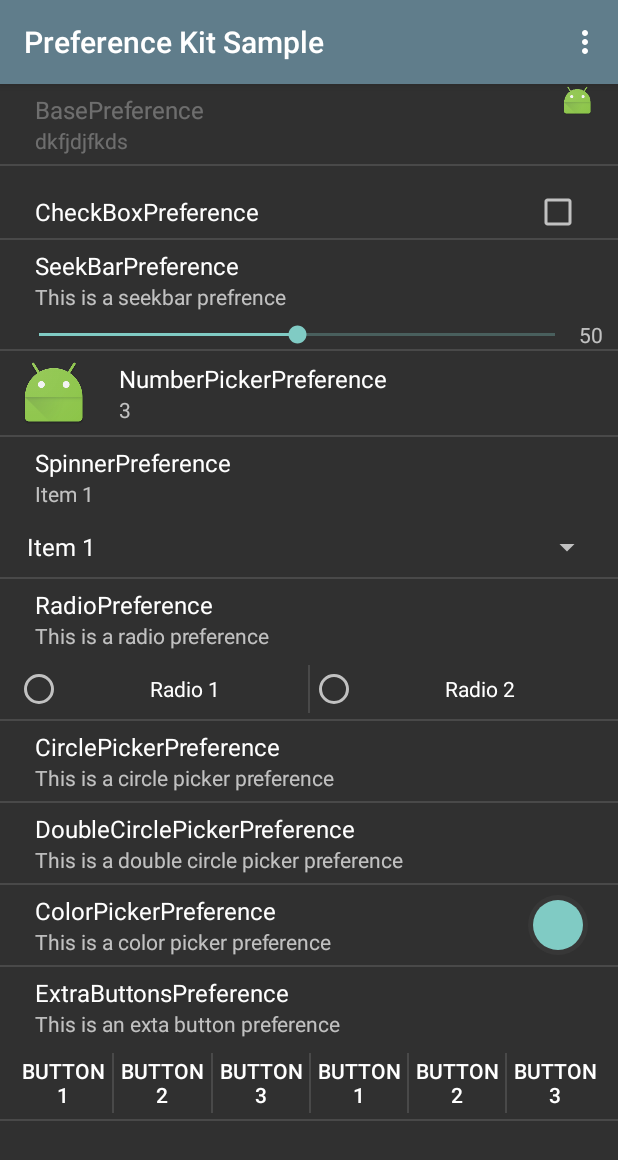
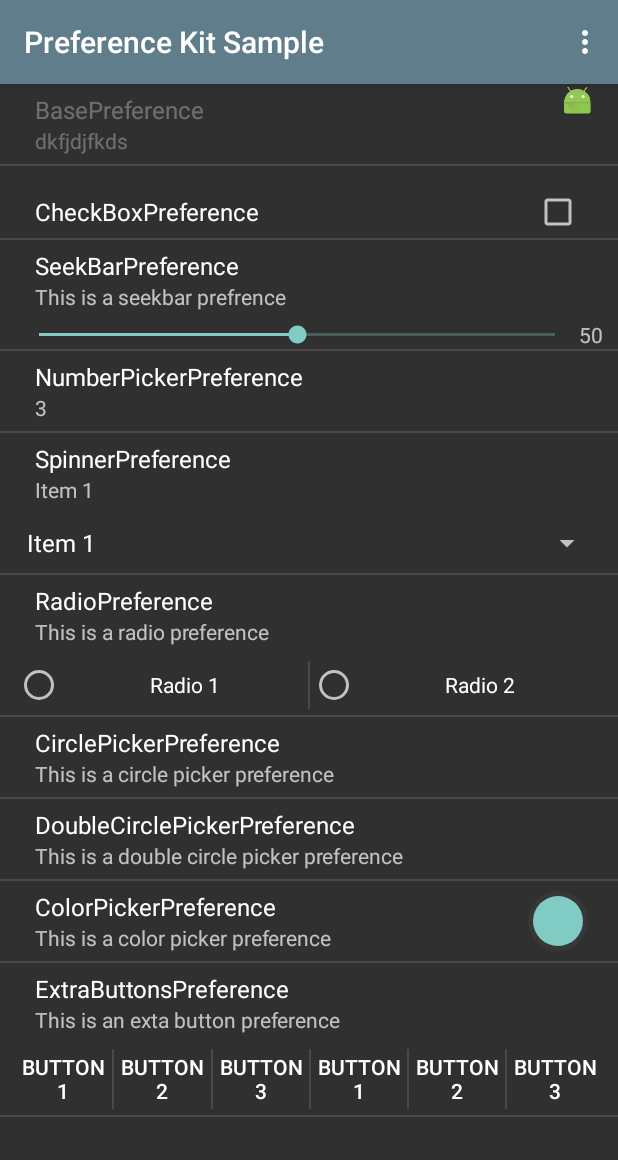
Before and after one commit to MajeurAndroid/PreferenceKit, an Android app: the screen it shows after launch (SettingsActivity), on a phone screen of 412 x 824 dp. Shown: the top 1160 px of the screen. Run offline under Robolectric (Android 15) with nearby library versions, the phone set to English and light mode, and no system bars; libraries missing offline, so code that uses them is left out: com.larswerkman.holocolorpicker.

Commit message:
Update README

```diff
--- a/app/src/main/res/xml/preferences.xml
+++ b/app/src/main/res/xml/preferences.xml
@@ -24,7 +24,6 @@
     <com.majeur.preferencekit.NumberPickerPreference
         android:title="NumberPickerPreference"
         android:summary="Summary"
-        android:icon="@mipmap/ic_launcher"
         android:key="numberpicker"
         android:defaultValue="3"
         app:maxValue="15"
```
Also changed, not shown: 2 other files.
